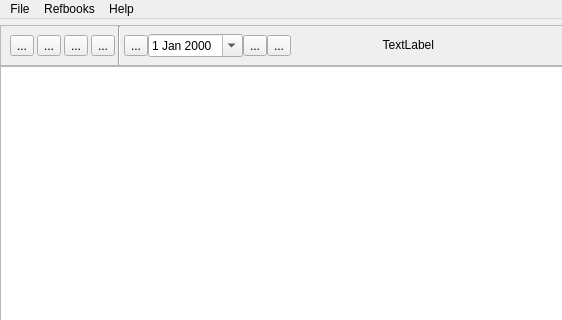
Old version of the form ui/MainWindow.ui in the repository utamons/tm3; both pictures show x 0 to 562 and y 0 to 320 of the 824 by 568 pixel window.
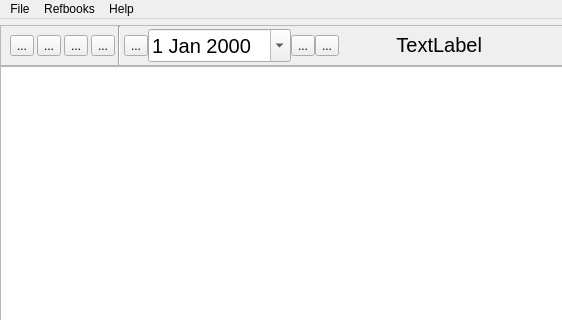
New version of the form. Icons and pictures are not drawn.

Commit message: increased font size

Diff of the .ui file:
```diff
--- a/ui/MainWindow.ui
+++ b/ui/MainWindow.ui
@@ -178,6 +178,12 @@
              </item>
              <item>
               <widget class="QDateEdit" name="dateEdit">
+               <property name="font">
+                <font>
+                 <family>Tahoma</family>
+                 <pointsize>15</pointsize>
+                </font>
+               </property>
                <property name="calendarPopup">
                 <bool>true</bool>
                </property>
@@ -231,6 +237,12 @@
               <height>16777215</height>
              </size>
             </property>
+            <property name="font">
+             <font>
+              <family>Tahoma</family>
+              <pointsize>15</pointsize>
+             </font>
+            </property>
             <property name="text">
              <string>TextLabel</string>
             </property>
```
Left out of the diff: 11 changed lines with no effect on the pictures.
